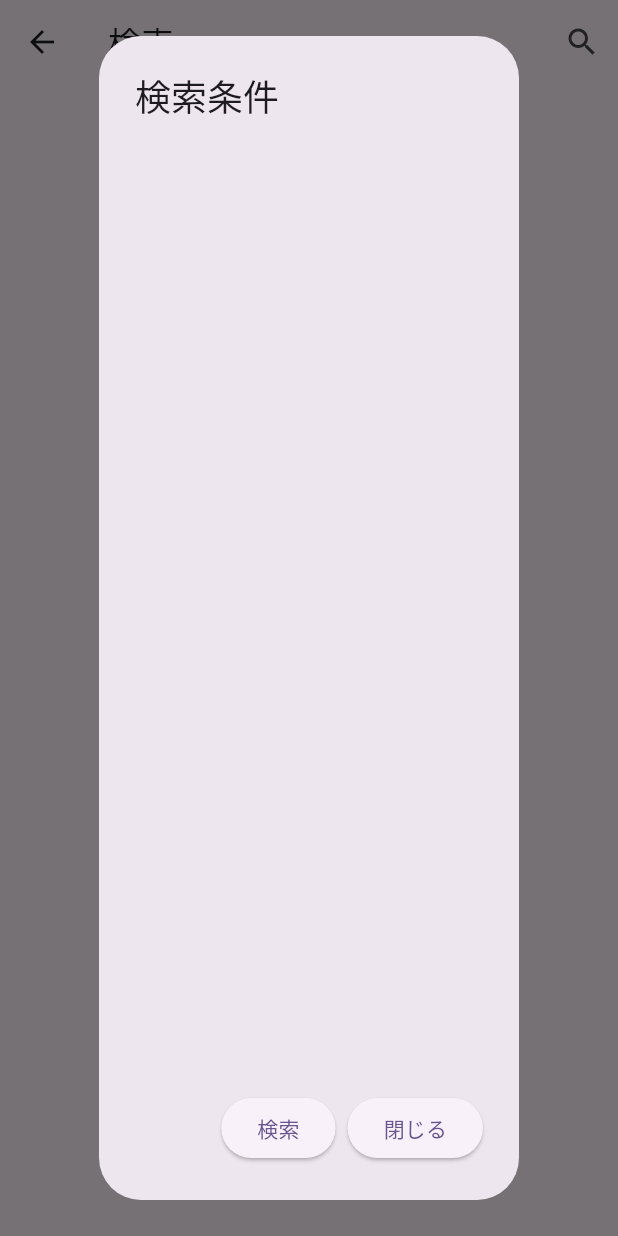
After one commit to mystster/novel_seeker, a Flutter app: the screen it shows after launch, in the side drawer, after a tap on "検索", on a phone screen of 412 x 824 dp. The commit adds this screen. Run offline on Flutter 3.47's test engine with Material 3 defaults, Android fonts, the phone set to English and light mode, and no system bars; our stand-ins replace drift, drift_flutter, flutter_hooks, freezed_annotation, hooks_riverpod, logger and 1 more; missing offline and left inert: flutter_debouncer; accounts and stored records are empty; generated files the repository leaves out were written again.

Commit message:
feat(novel): add search functionality and UI for novels
新しい小説検索機能を追加し、ユーザーインターフェースを改善しました。検索ダイアログを表示し、検索結果の表示ロジックを実装しました。これにより、ユーザーは小説を簡単に検索できるようになります。

```diff
--- /dev/null
+++ b/lib/ui/novel_search.dart
@@ -0,0 +1,73 @@
+import 'package:flutter/material.dart';
+import 'package:flutter_hooks/flutter_hooks.dart';
+import 'package:hooks_riverpod/hooks_riverpod.dart';
+
+class NovelSearch extends HookConsumerWidget {
+  const NovelSearch({super.key});
+
+  @override
+  Widget build(BuildContext context, WidgetRef ref) {
+    final isSearchDialogOpen = useState(true);
+    final searchResult = useState([]);
+    useEffect(() {
+      WidgetsBinding.instance.addPostFrameCallback(
+        (timeStamp) {
+          if (isSearchDialogOpen.value) {
+            showDialog(
+                    builder: (context) => searchDialog(context, ref),
+                    context: context)
+                .whenComplete(
+              () => isSearchDialogOpen.value = false,
+            );
+          }
+        },
+      );
+      return null;
+    }, [isSearchDialogOpen.value]);
+    return Scaffold(
+        appBar: AppBar(
+          title: const Text('検索'),
+          actions: [
+            IconButton(
+              icon: const Icon(Icons.search),
+              onPressed: () => isSearchDialogOpen.value = true,
+            )
+          ],
+        ),
+        body: Column(
+          children: [
+            Visibility(
+              visible: searchResult.value.isEmpty,
+              child: const Center(
+                child: Text('No search result'),
+              ),
+            ),
+            Visibility(
+              visible: searchResult.value.isNotEmpty,
+              child: Container(),
+            )
+          ],
+        ));
+  }
+
+  Widget searchDialog(BuildContext context, WidgetRef ref) {
+    return AlertDialog(
+      title: const Text('検索条件'),
+      content: Container(),
+      actions: [
+        ElevatedButton(
+          child: const Text('検索'),
+          onPressed: () {
+            //TODO: 検索を実行する
+          },
+        ),
+        ElevatedButton(
+          child: const Text('閉じる'),
+          onPressed: () {
+            Navigator.of(context).pop();
+          },
+        )
+      ],
+    );
+  }
+}
--- a/lib/ui/novel_shelf.dart
+++ b/lib/ui/novel_shelf.dart
@@ -6,6 +6,7 @@ import 'package:novel_seeker/model/novel_info.dart';
 import '../provider/narou_novel_provider.dart';
 import 'novel_contents.dart';
 import 'novel_info_card.dart';
+import 'novel_search.dart';
 import 'util_ui.dart';
 
 final _logger = Logger();
@@ -42,6 +43,13 @@ class NovelShelf extends HookConsumerWidget {
                   fontSize: 24,
                 ),
               ),
+            ),
+            ListTile(
+              leading: const Icon(Icons.search),
+              title: const Text('検索'),
+              onTap: () => Navigator.of(context).push(MaterialPageRoute(
+                builder: (_) => const NovelSearch(),
+              )),
             ),
             ListTile(
               leading: const Icon(Icons.add),
```
